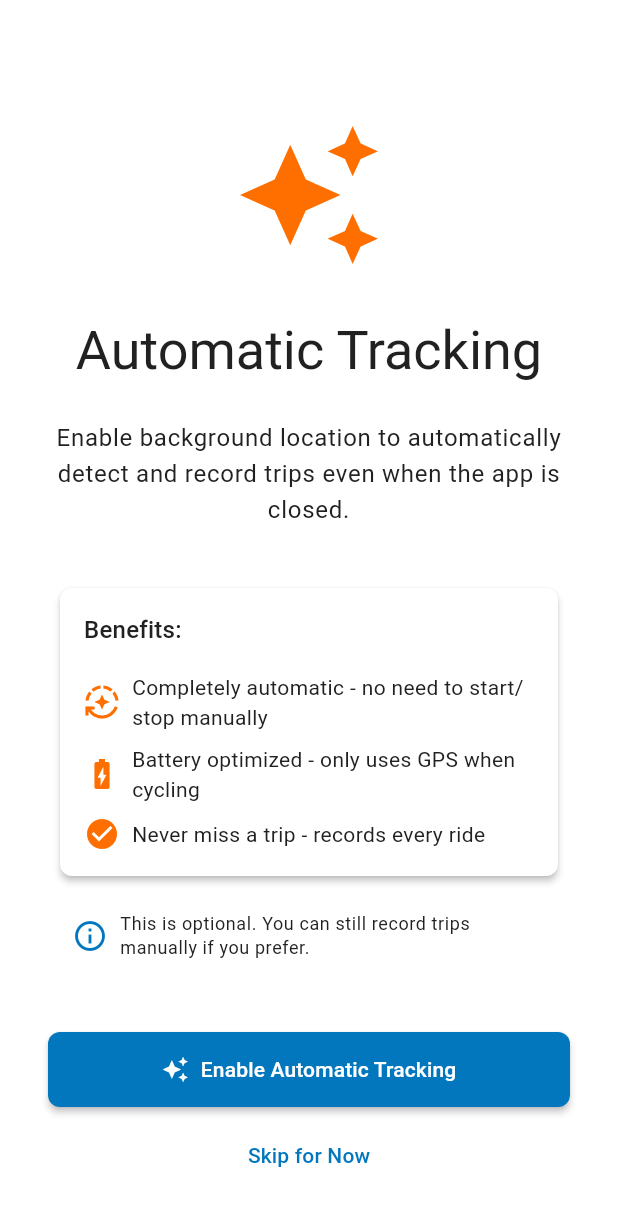
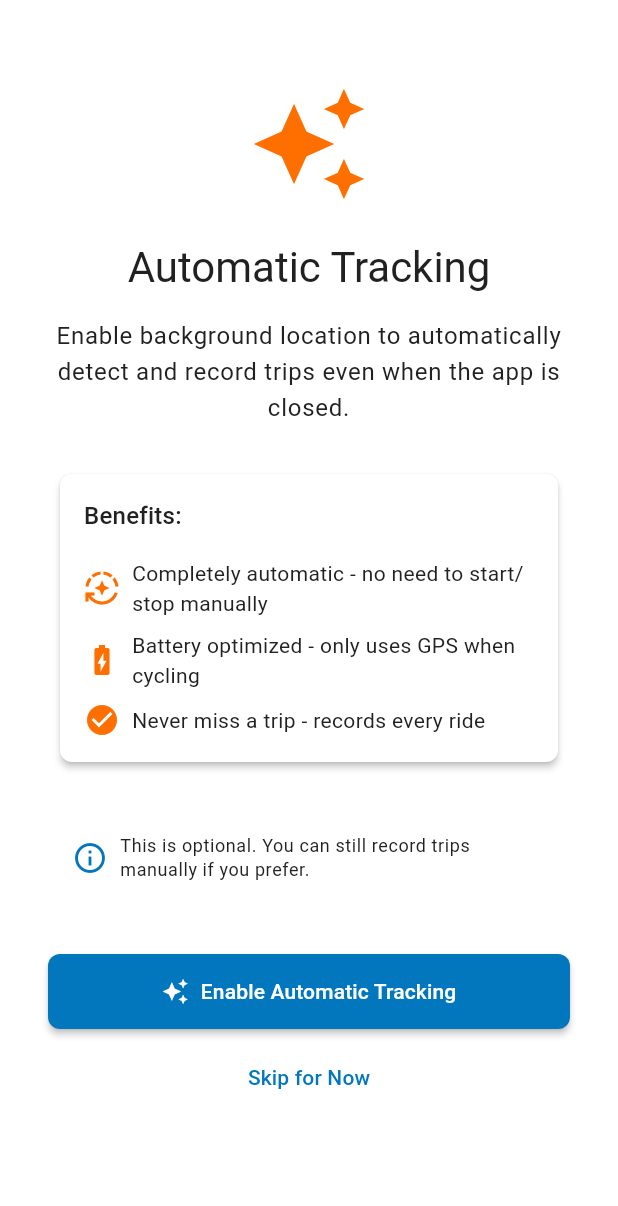
Before and after one commit to glandais/autoride, a Flutter app: the BackgroundPermissionScreen widget shown alone on an empty page, opened directly, on a phone screen of 412 x 824 dp. Shown: the top 1206 px of the screen. Run offline on Flutter 3.47's test engine with Material 3 defaults, Android fonts, the phone set to English and light mode, and no system bars; our stand-ins replace battery_plus, device_info_plus, flutter_local_notifications, flutter_map, flutter_riverpod, freezed_annotation and 8 more; missing offline and left inert: flutter_background_service; accounts and stored records are empty; generated files the repository leaves out were written again.

Commit message:
💄 style(ui): polish dark theme, onboarding layout, and empty states
- Fix dark theme scaffold background color and status bar icon style
- Make background permission screen scrollable with tighter spacing
- Simplify trip history empty state with descriptive subtitle

Co-Authored-By: Claude Opus 4.6 (1M context) <noreply@anthropic.com>

```diff
--- a/lib/core/theme/app_theme.dart
+++ b/lib/core/theme/app_theme.dart
@@ -133,6 +133,7 @@ class AppTheme {
   static ThemeData darkTheme = ThemeData(
     useMaterial3: true,
     brightness: Brightness.dark,
+    scaffoldBackgroundColor: AppColors.backgroundDark,
 
     // Color Scheme
     colorScheme: const ColorScheme.dark(
@@ -152,7 +153,7 @@ class AppTheme {
       foregroundColor: AppColors.textPrimaryDark,
       elevation: 0,
       centerTitle: true,
-      systemOverlayStyle: SystemUiOverlayStyle.dark,
+      systemOverlayStyle: SystemUiOverlayStyle.light, // Light icons on dark background
       titleTextStyle: AppTextStyles.titleLarge.copyWith(
         color: AppColors.textPrimaryDark,
       ),
--- a/lib/features/onboarding/presentation/screens/background_permission_screen.dart
+++ b/lib/features/onboarding/presentation/screens/background_permission_screen.dart
@@ -12,27 +12,27 @@ class BackgroundPermissionScreen extends ConsumerWidget {
     final theme = Theme.of(context);
     final state = ref.watch(onboardingProvider);
 
-    return Padding(
+    return SingleChildScrollView(
       padding: const EdgeInsets.all(AppSpacing.xl),
       child: Column(
         children: [
-          const SizedBox(height: AppSpacing.xxl),
+          const SizedBox(height: AppSpacing.lg),
 
           // Icon
           Icon(
             Icons.auto_awesome,
-            size: 100,
+            size: 80,
             color: theme.colorScheme.secondary,
           ),
-          const SizedBox(height: AppSpacing.xl),
+          const SizedBox(height: AppSpacing.lg),
 
           // Title
           Text(
             'Automatic Tracking',
-            style: theme.textTheme.displaySmall,
+            style: theme.textTheme.headlineMedium,
             textAlign: TextAlign.center,
           ),
-          const SizedBox(height: AppSpacing.lg),
+          const SizedBox(height: AppSpacing.md),
 
           // Rationale
           Text(
@@ -40,7 +40,7 @@ class BackgroundPermissionScreen extends ConsumerWidget {
             style: theme.textTheme.bodyLarge,
             textAlign: TextAlign.center,
           ),
-          const SizedBox(height: AppSpacing.xl),
+          const SizedBox(height: AppSpacing.lg),
 
           // Benefits Card
           Card(
@@ -72,8 +72,7 @@ class BackgroundPermissionScreen extends ConsumerWidget {
               ),
             ),
           ),
-
-          const Spacer(),
+          const SizedBox(height: AppSpacing.lg),
 
           // Optional Note
           Container(
```
Also changed, not shown: lib/features/trip_history/presentation/screens/trip_history_screen.dart (+3 -8 lines).
